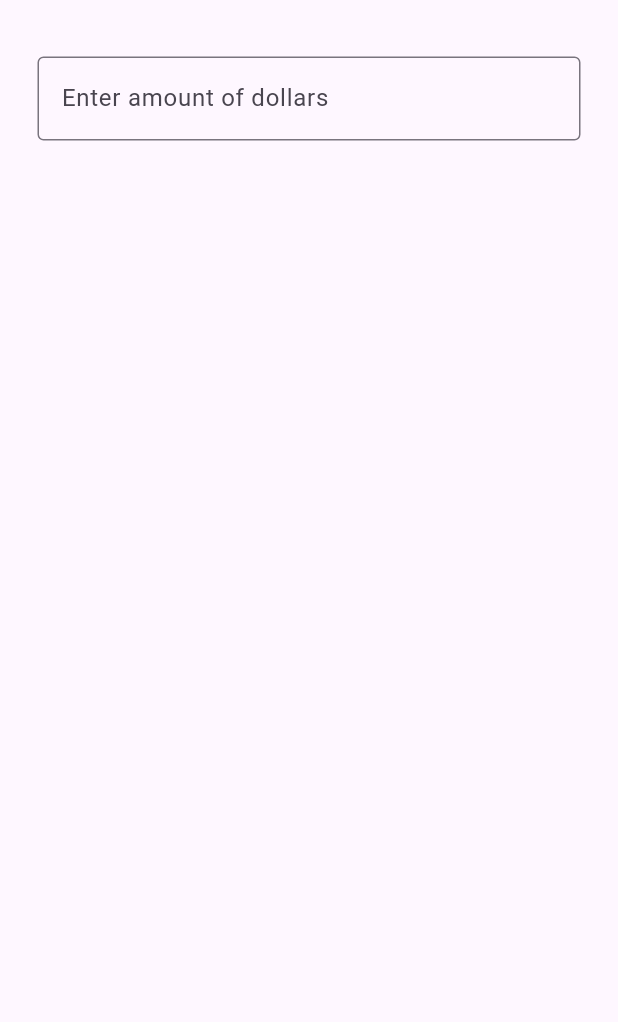
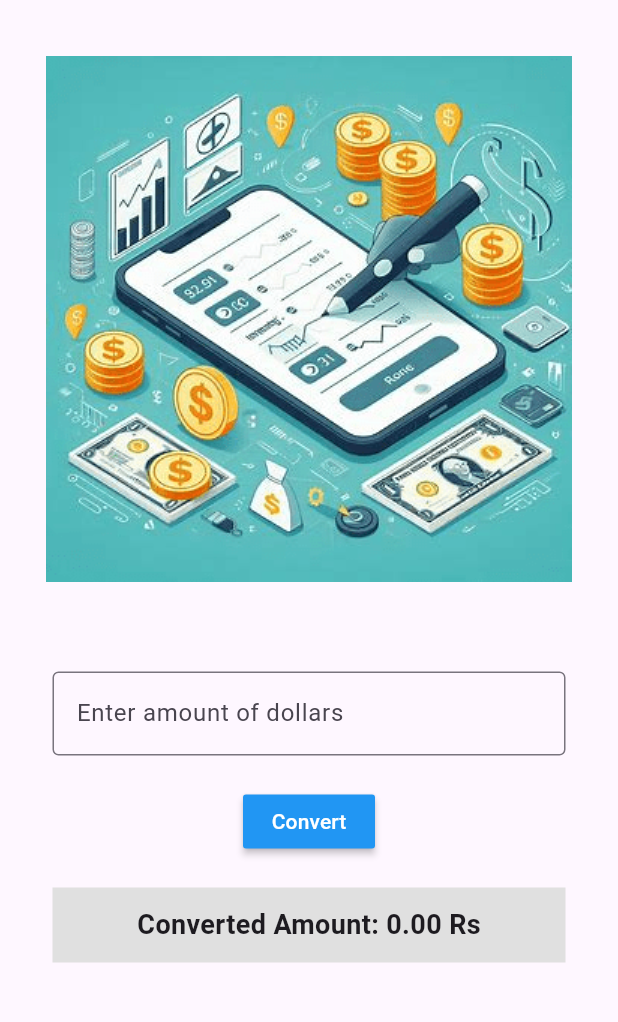
Before and after one commit to Chithraka-Wickramaratne/Currency-Converter, a Flutter app: the screen it shows after launch, on a phone screen of 412 x 824 dp, the part 65-1087 px from its top. Run offline on Flutter 3.47's test engine with Material 3 defaults, Android fonts, the phone set to English and light mode, and no system bars.

```diff
--- a/lib/Index.dart
+++ b/lib/Index.dart
@@ -8,12 +8,16 @@ class Index extends StatefulWidget {
 }
 
 class _IndexState extends State<Index> {
+  final TextEditingController amountController = TextEditingController();
+  double convertedAmount = 0;
+
   @override
   Widget build(BuildContext context) {
     return Scaffold(
       appBar: AppBar(
         title: const Center(
-          child: Text('Currency Converter' ,
+          child: Text(
+            'Currency Converter',
             style: TextStyle(
               fontSize: 24.0,
               fontWeight: FontWeight.bold,
@@ -22,16 +26,61 @@ class _IndexState extends State<Index> {
           ),
         ),
       ),
-      body: const SafeArea(
-        child: Padding(
-          padding: EdgeInsets.all(25.0),
-          child: TextField(
+      body: SafeArea(
+        child: Column(
+          crossAxisAlignment: CrossAxisAlignment.stretch,
+          children: [
+
+            Image.asset(
+              'assets/convert.png',
+              height: 400,
+              width: 500,
+
+
+            ),
+            Padding(
+              padding: const EdgeInsets.all(35.0),
+              child: Column(
+                children: [
+                  TextField(
+                    controller: amountController,
                     keyboardType: TextInputType.number,
-            decoration: InputDecoration(
+                    decoration: const InputDecoration(
                       border: OutlineInputBorder(),
                       hintText: 'Enter amount of dollars',
                     ),
                   ),
+                  const SizedBox(height: 20.0),
+                  MaterialButton(
+                    onPressed: () {
+                      setState(() {
+                        double dollars = double.tryParse(amountController.text) ?? 0;
+                        convertedAmount = dollars * 304.31;
+                      });
+                    },
+                    color: Colors.blue,
+                    textColor: Colors.white,
+                    child: const Text('Convert'),
+                  ),
+                  const SizedBox(height: 20.0),
+                  Container(
+                    width: double.infinity,
+                    height: 50,
+                    color: Colors.grey[300],
+                    child: Center(
+                      child: Text(
+                        'Converted Amount: ${convertedAmount.toStringAsFixed(2)} Rs',
+                        style: const TextStyle(
+                          fontSize: 18.0,
+                          fontWeight: FontWeight.bold,
+                        ),
+                      ),
+                    ),
+                  ),
+                ],
+              ),
+            ),
+          ],
         ),
       ),
     );
--- a/pubspec.yaml
+++ b/pubspec.yaml
@@ -59,8 +59,8 @@ flutter:
   uses-material-design: true
 
   # To add assets to your application, add an assets section, like this:
-  # assets:
-  #   - images/a_dot_burr.jpeg
+  assets:
+    - assets/convert.png
   #   - images/a_dot_ham.jpeg
 
   # An image asset can refer to one or more resolution-specific "variants", see
```
Also changed, not shown: assets/convert.png (added). Lines whose indentation alone changed are shown as unchanged.
